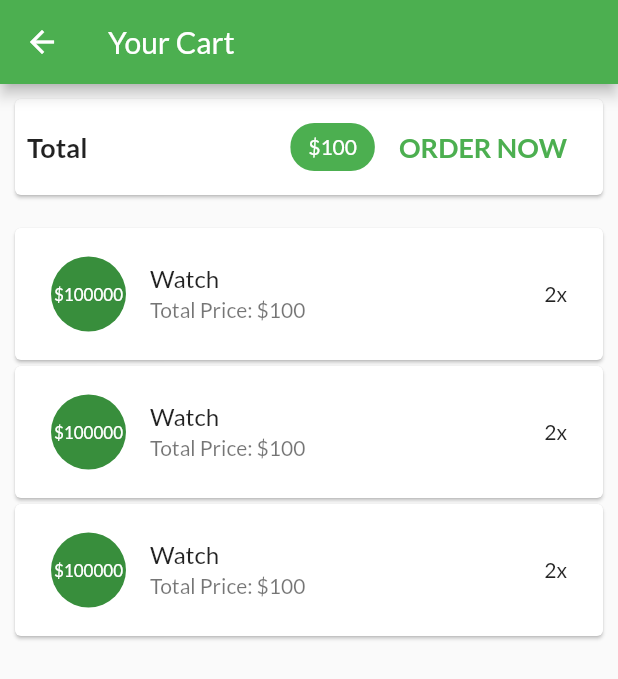
After one commit to lighttt/E-Pasal, a Flutter app: the CartScreen screen opened by its route, on a phone screen of 412 x 824 dp. The commit adds this screen. Shown: the top 679 px of the screen. Run offline on Flutter 3.47's test engine with Material 2 defaults, Android fonts, the phone set to English and light mode, and no system bars; our stand-ins replace cached_network_image; network calls fail.

Commit message:
Created Cart Item and Cart Screen, Dismissible Widget, Add items to cart

```diff
--- /dev/null
+++ b/lib/screens/cart_screen.dart
@@ -0,0 +1,62 @@
+import 'package:epasal/provider/cart_provider.dart' show Cart;
+import 'package:epasal/widgets/cart_item.dart';
+import 'package:flutter/material.dart';
+import 'package:provider/provider.dart';
+
+class CartScreen extends StatelessWidget {
+  static const String routeId = "/cart_screen";
+
+  @override
+  Widget build(BuildContext context) {
+    final cart = Provider.of<Cart>(context).items;
+    return Scaffold(
+      appBar: AppBar(
+        title: Text("Your Cart"),
+      ),
+      body: Column(
+        children: <Widget>[
+          Card(
+            margin: EdgeInsets.all(10),
+            child: Padding(
+              padding: EdgeInsets.all(8),
+              child: Row(
+                mainAxisAlignment: MainAxisAlignment.spaceBetween,
+                children: <Widget>[
+                  Text(
+                    "Total",
+                    style: TextStyle(fontSize: 18, fontWeight: FontWeight.bold),
+                  ),
+                  Spacer(),
+                  Chip(
+                    label: Text(
+                      "\$100",
+                      style: TextStyle(color: Colors.white),
+                    ),
+                    backgroundColor: Theme.of(context).primaryColor,
+                  ),
+                  FlatButton(
+                    child: Text(
+                      "ORDER NOW",
+                      style: TextStyle(
+                          fontWeight: FontWeight.bold,
+                          fontSize: 18,
+                          color: Theme.of(context).primaryColor),
+                    ),
+                    onPressed: () {},
+                  )
+                ],
+              ),
+            ),
+          ),
+          SizedBox(
+            height: 10,
+          ),
+          Expanded(
+            child: ListView.builder(
+                itemCount: 3, itemBuilder: (context, i) => CartItem()),
+          )
+        ],
+      ),
+    );
+  }
+}
--- a/lib/screens/product_overview_screen.dart
+++ b/lib/screens/product_overview_screen.dart
@@ -1,6 +1,9 @@
+import 'package:epasal/provider/cart_provider.dart';
+import 'package:epasal/screens/cart_screen.dart';
 import 'package:epasal/widgets/badge.dart';
 import 'package:epasal/widgets/product_grid.dart';
 import 'package:flutter/material.dart';
+import 'package:provider/provider.dart';
 
 enum FilterOptions { Favourites, All }
 
@@ -44,12 +47,19 @@ class _ProductOverviewScreenState extends State<ProductOverviewScreen> {
                 ),
               ],
             ),
-            Badge(
+            Consumer<Cart>(
               child: IconButton(
                 icon: Icon(Icons.shopping_cart),
-                onPressed: () {},
+                onPressed: () {
+                  Navigator.pushNamed(context, CartScreen.routeId);
+                },
               ),
-              value: "0",
+              builder: (_, cart, child) {
+                return Badge(
+                  child: child,
+                  value: cart.itemCount.toString(),
+                );
+              },
             )
           ],
         ),
--- /dev/null
+++ b/lib/widgets/cart_item.dart
@@ -0,0 +1,39 @@
+import 'package:flutter/material.dart';
+
+class CartItem extends StatelessWidget {
+  @override
+  Widget build(BuildContext context) {
+    return Dismissible(
+      key: ValueKey(DateTime.now()),
+      direction: DismissDirection.endToStart,
+      background: Container(
+        color: Colors.red,
+        child: Icon(
+          Icons.delete,
+          color: Colors.white,
+        ),
+        alignment: Alignment.centerRight,
+        margin: EdgeInsets.symmetric(horizontal: 10, vertical: 2),
+        padding: EdgeInsets.only(right: 20),
+      ),
+      child: Card(
+        margin: EdgeInsets.symmetric(horizontal: 10, vertical: 2),
+        child: Padding(
+          padding: EdgeInsets.all(8),
+          child: ListTile(
+            leading: CircleAvatar(
+              radius: 25,
+              child: Padding(
+                padding: const EdgeInsets.all(2.0),
+                child: FittedBox(child: Text("\$100000")),
+              ),
+            ),
+            title: Text("Watch"),
+            subtitle: Text("Total Price: \$100"),
+            trailing: Text("2x"),
+          ),
+        ),
+      ),
+    );
+  }
+}
--- a/lib/widgets/product_item.dart
+++ b/lib/widgets/product_item.dart
@@ -1,4 +1,5 @@
 import 'package:cached_network_image/cached_network_image.dart';
+import 'package:epasal/provider/cart_provider.dart';
 import 'package:epasal/provider/product.dart';
 import 'package:epasal/screens/product_details_screen.dart';
 import 'package:flutter/material.dart';
@@ -8,7 +9,7 @@ class ProductItem extends StatelessWidget {
   @override
   Widget build(BuildContext context) {
     final product = Provider.of<Product>(context, listen: false);
-    print("Build created");
+    final cart = Provider.of<Cart>(context, listen: false);
     return ClipRRect(
       borderRadius: BorderRadius.circular(10.0),
       child: GridTile(
@@ -43,7 +44,9 @@ class ProductItem extends StatelessWidget {
           ),
           trailing: IconButton(
             icon: Icon(Icons.shopping_cart),
-            onPressed: () {},
+            onPressed: () {
+              cart.addToCart(product.id, product.title, product.price);
+            },
             color: Theme.of(context).accentColor,
           ),
         ),
```
Also changed, not shown: lib/main.dart (+12 -2 lines), lib/provider/cart_provider.dart (+31 -0 lines).
